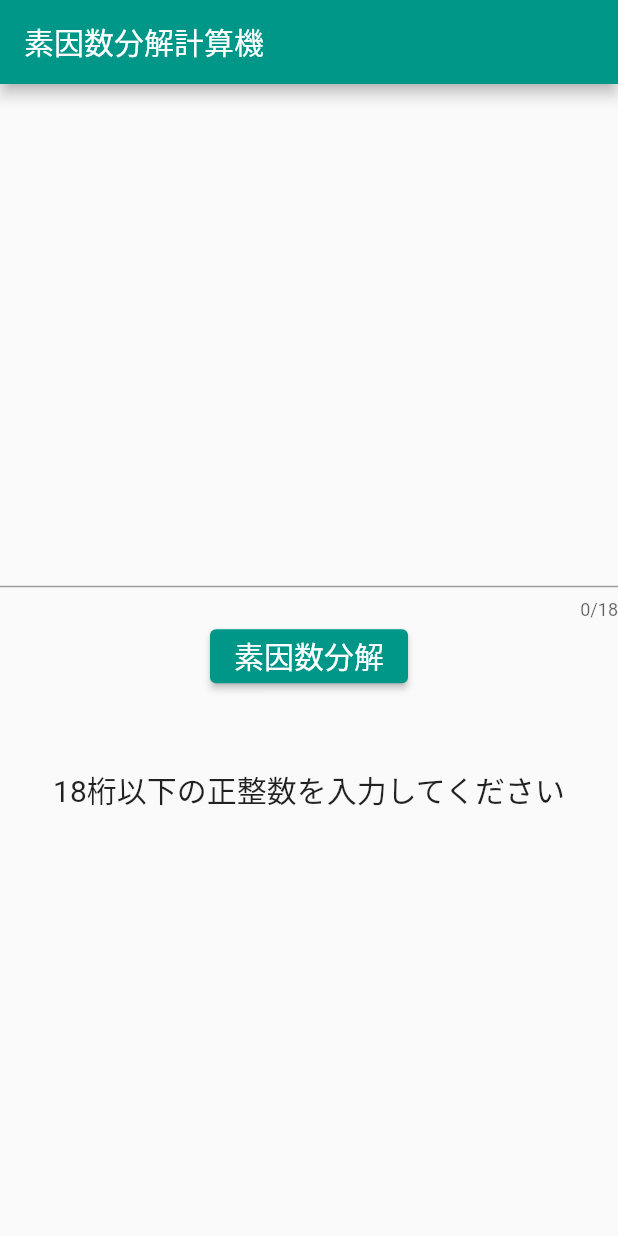
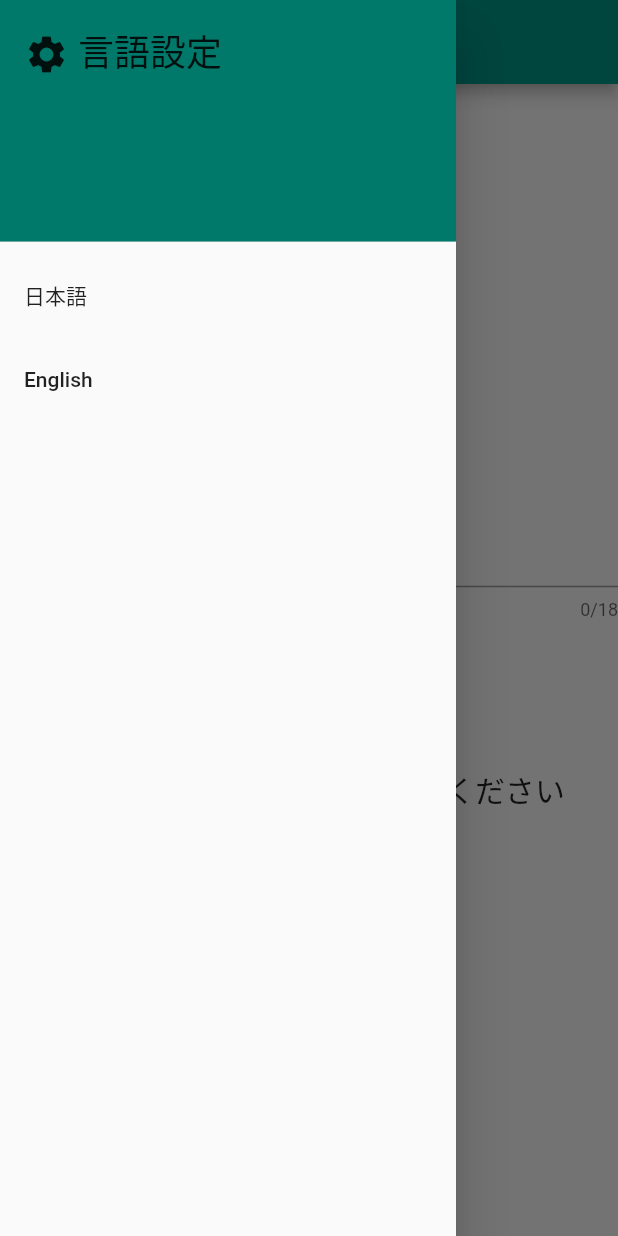
Before and after one commit to WMs784/prime_fact, a Flutter app: the screen it shows after launch, with the side drawer open (before the commit the screen has no drawer), on a phone screen of 412 x 824 dp. Run offline on Flutter 3.47's test engine with Material 2 defaults, Android fonts, the light colour scheme and no system bars; drawn by our look-alikes of styled_text.

Commit message:
add menu bar and language settings

```diff
--- a/lib/judge.dart
+++ b/lib/judge.dart
@@ -1,5 +1,8 @@
 import 'dart:math';
 
+String setting = "言語設定";
+String s = '18桁以下の正整数を入力してください';//デフォルトメッセージ
+String e = '18桁以下の正整数を入力してください';
 int prime(int n){
   if(n <= 1)return 0;
   else if(n == 2)return 1;
--- a/lib/main.dart
+++ b/lib/main.dart
@@ -1,5 +1,7 @@
 import 'package:flutter/material.dart';
 import 'package:flutter/services.dart';
+import 'package:styled_text/styled_text.dart';
+
 import 'judge.dart';
 
 void main() => runApp(MyApp());
@@ -29,11 +31,64 @@ class MyApp extends StatelessWidget {//MyWidgetの配置を決めるクラス
       ),
       debugShowCheckedModeBanner: false,
       home: Scaffold(
+        body: MyLayout(),
+      ),
+    );
+  }
+}
+class MyLayout extends StatelessWidget {
+  @override
+  Widget build(BuildContext context){
+    return SafeArea(
+      child:Scaffold(
         appBar: AppBar(
           title: Text("素因数分解計算機"),//上部のバーに表示される
         ),
+        drawer: Drawer(
+          child: ListView(
+            children: <Widget>[
+              DrawerHeader(
+                child: StyledText(
+                  text: '<set/>&space;'+setting,
+                  style: TextStyle(
+                      fontSize: 24
+                  ),
+                  tags: {
+                    'set': StyledTextIconTag(
+                      Icons.settings,
+                      size: 30,
+                    ),
+                  },
+                ),
+                decoration: BoxDecoration(
+                  color: Theme.of(context).primaryColor,
+                ),
+              ),
+              ListTile(
+                title: Text("日本語"),
+                onTap: (){
+                  s = '18桁以下の正整数を入力してください';
+                  e = s;
+                  setting = "言語設定";
+                  Navigator.pop(context);
+                  main();
+                },
+              ),
+              ListTile(
+                title: Text("English"),
+                onTap: (){
+                  s = "Please enter the number less than 18 digits.";
+                  e = s;
+                  setting = "language setting";
+                  Navigator.pop(context);
+                  main();
+                },
+              ),
+            ],
+          ),
+        ),
         body: Center(
-            child:MyWidget(),
+          child:MyWidget(),
         ),
       ),
     );
@@ -53,8 +108,6 @@ class _MyWidgetState extends State<MyWidget> {
   // データを宣言
   int count = 0;
   bool b = true;
-  String s = '18桁以下の正整数を入力してください';//デフォルトメッセージ
-  String e = '18桁以下の正整数を入力してください';
   // データを元にWidgetを作る
   @override
   Widget build(BuildContext context) {
--- a/pubspec.yaml
+++ b/pubspec.yaml
@@ -28,6 +28,7 @@ dependencies:
   # The following adds the Cupertino Icons font to your application.
   # Use with the CupertinoIcons class for iOS style icons.
   cupertino_icons: ^1.0.2
+  styled_text: ^3.0.4
 
 dev_dependencies:
   flutter_test:
```
Also changed, not shown: pubspec.lock.
